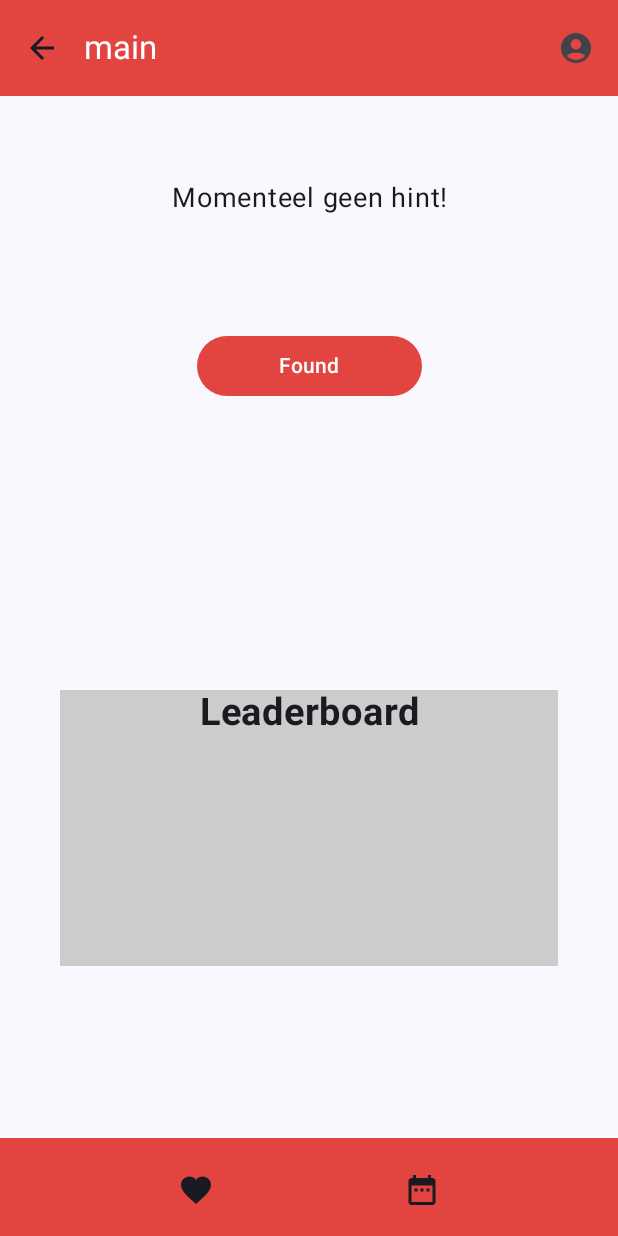
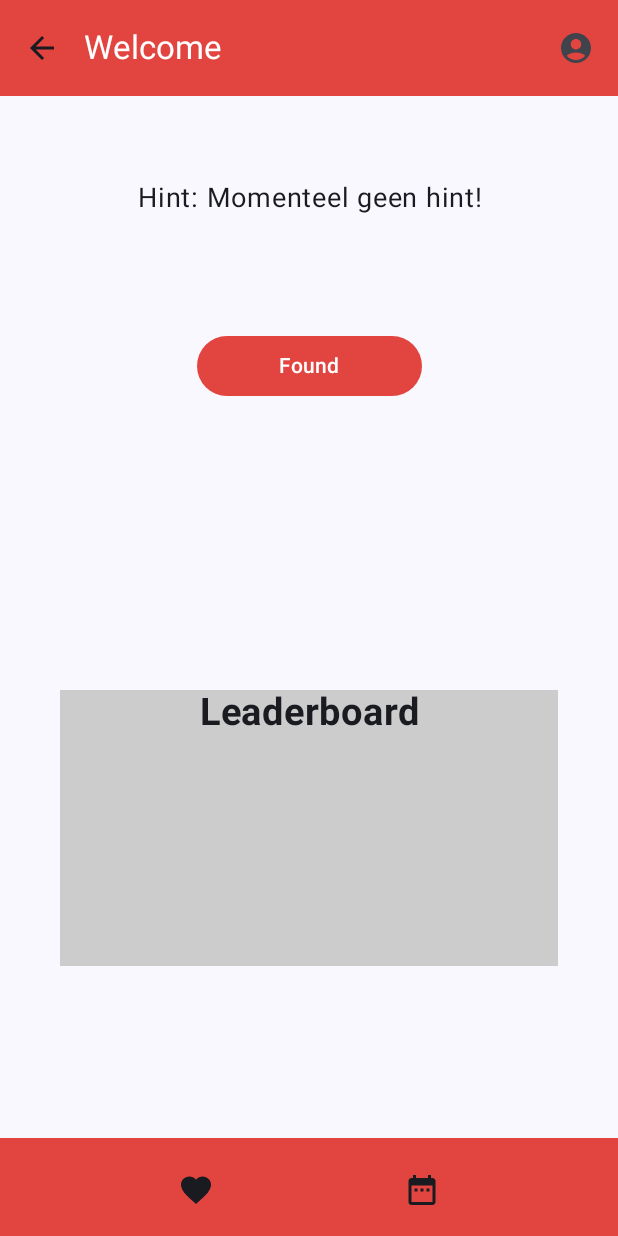
Before and after one commit to woutvandenberghe/FindRob, an Android app built with Jetpack Compose: the MainScreen screen opened through its navigation route, on a phone screen of 412 x 824 dp. Run offline under Robolectric (Android 15) with nearby library versions, the phone set to English and light mode, and no system bars; our stand-ins replace Room's generated code; libraries missing offline, so code that uses them is left out: com.journeyapps.barcodescanner.

Commit message:
Arne -> Finishing touches

```diff
--- a/app/src/main/java/be/vives/findrobert/FindRobertApp.kt
+++ b/app/src/main/java/be/vives/findrobert/FindRobertApp.kt
@@ -36,6 +36,7 @@ import androidx.navigation.compose.NavHost
 import androidx.navigation.compose.composable
 import androidx.navigation.compose.currentBackStackEntryAsState
 import androidx.navigation.compose.rememberNavController
+import be.vives.findrobert.data.MyConfiguration
 import be.vives.findrobert.ui.adminscreen.AdminScreen
 import be.vives.findrobert.ui.eventscreen.EventScreen
 import be.vives.findrobert.ui.loginscreen.LoginScreen
@@ -71,9 +72,10 @@ fun FindRobertAppBar(
         {
             if (currentScreen == FindRobertScreens.Main) {
                 Text(stringResource(currentScreen.title)
-                    /**+ ( MyConfiguration.loggedInUser?.firstName ?: stringResource(id = R.string.empty))
                         + stringResource(id = R.string.space)
-                        + (MyConfiguration.loggedInUser?.lastName ?: stringResource(id = R.string.empty))**/
+                        + ( MyConfiguration.loggedInUser?.firstName ?: stringResource(id = R.string.empty))
+                        + stringResource(id = R.string.space)
+                        + (MyConfiguration.loggedInUser?.lastName ?: stringResource(id = R.string.empty))
                     , color = Color.White
                 )
             } else {
--- a/app/src/main/java/be/vives/findrobert/ui/mainScreen/MainScreen.kt
+++ b/app/src/main/java/be/vives/findrobert/ui/mainScreen/MainScreen.kt
@@ -22,6 +22,7 @@ import androidx.compose.material3.Button
 import androidx.compose.material3.ButtonDefaults
 import androidx.compose.material3.Icon
 import androidx.compose.material3.IconButton
+import androidx.compose.material3.MaterialTheme
 import androidx.compose.material3.ShapeDefaults
 import androidx.compose.material3.Text
 import androidx.compose.runtime.Composable
@@ -54,13 +55,12 @@ fun MainScreen(modifier: Modifier, onFoundButtonClicked: () -> Unit) {
             modifier = Modifier
                 .fillMaxWidth()
                 .height(100.dp),
-            horizontalArrangement = Arrangement.Center,
+            horizontalArrangement = Arrangement.SpaceAround,
         )
         {
             var hint = MyConfiguration.hint
-
             Text(
-                text = hint,
+                text = "Hint: " + hint,
                 modifier = Modifier
                     .fillMaxWidth(),
                 fontSize = 18.sp,
--- a/app/src/main/res/values/strings.xml
+++ b/app/src/main/res/values/strings.xml
@@ -2,7 +2,7 @@
     <string name="app_name">FindRobert</string>
     <string name="login">Login</string>
     <string name="registreer">registreer</string>
-    <string name="main">main</string>
+    <string name="main">Welcome </string>
     <string name="scanner">scanner</string>
     <string name="admin">admin</string>
     <string name="back_button">"Back"</string>
```
